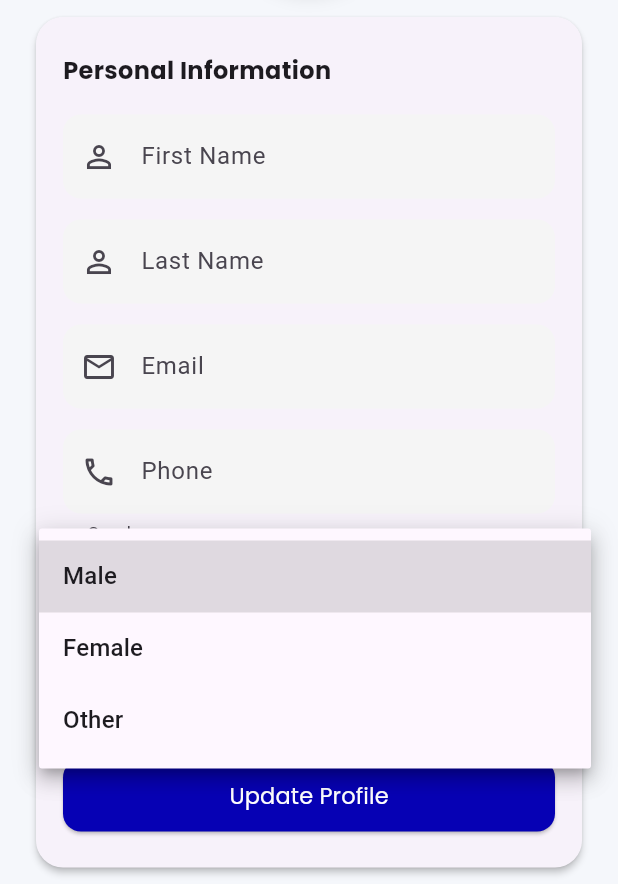
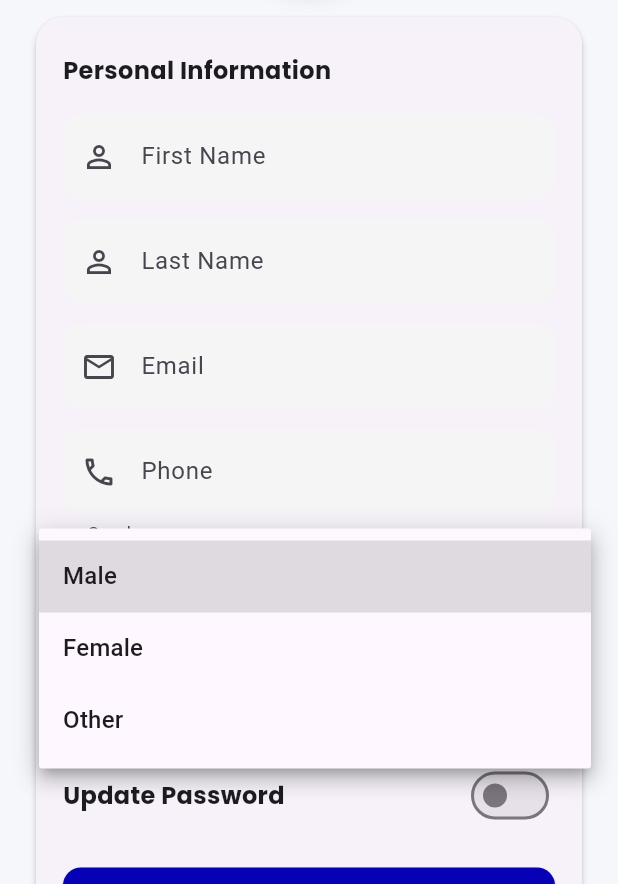
Before and after one commit to jodisaputra/halo_pet, a Flutter app: the Profilepage screen opened directly, after a tap on "Select Gender", on a phone screen of 412 x 824 dp, the part 352-1236 px from its top. Run offline on Flutter 3.47's test engine with Material 3 defaults, Android fonts, the light colour scheme and no system bars; our stand-ins replace google_sign_in, image_picker, shared_preferences, table_calendar; accounts and stored records are empty; network calls fail.

Commit message:
Added Update Password and login with google

```diff
--- a/halo_pet/lib/pages/main/profilepage.dart
+++ b/halo_pet/lib/pages/main/profilepage.dart
@@ -19,8 +19,11 @@ class _ProfilepageState extends State<Profilepage> {
   final TextEditingController _lastNameController = TextEditingController();
   final TextEditingController _phoneController = TextEditingController();
   final TextEditingController _emailController = TextEditingController();
+  final TextEditingController _newPasswordController = TextEditingController();
+  final TextEditingController _confirmPasswordController = TextEditingController();
   String _profileImage = 'lib/assets/image/profile_picture.png';
   File? _pickedImage;
+  bool _showPasswordFields = false;
 
   @override
   void initState() {
@@ -58,6 +61,8 @@ class _ProfilepageState extends State<Profilepage> {
     _lastNameController.dispose();
     _phoneController.dispose();
     _emailController.dispose();
+    _newPasswordController.dispose();
+    _confirmPasswordController.dispose();
     super.dispose();
   }
 
@@ -292,6 +297,71 @@ class _ProfilepageState extends State<Profilepage> {
                             onTap: () => _selectDate(context),
                           ),
                           const SizedBox(height: 24),
+                          // Password Update Section
+                          Row(
+                            mainAxisAlignment: MainAxisAlignment.spaceBetween,
+                            children: [
+                              const Text(
+                                "Update Password",
+                                style: TextStyle(
+                                  fontFamily: 'Poppins',
+                                  fontWeight: FontWeight.bold,
+                                  fontSize: 16,
+                                ),
+                              ),
+                              Switch(
+                                value: _showPasswordFields,
+                                onChanged: (value) {
+                                  setState(() {
+                                    _showPasswordFields = value;
+                                    if (!value) {
+                                      _newPasswordController.clear();
+                                      _confirmPasswordController.clear();
+                                    }
+                                  });
+                                },
+                              ),
+                            ],
+                          ),
+                          if (_showPasswordFields) ...[
+                            const SizedBox(height: 14),
+                            // New Password
+                            TextField(
+                              controller: _newPasswordController,
+                              obscureText: true,
+                              decoration: InputDecoration(
+                                filled: true,
+                                fillColor: Colors.grey[100],
+                                labelText: 'New Password',
+                                hintText: 'Enter your new password',
+                                hintStyle: const TextStyle(color: Colors.grey, fontSize: 14),
+                                border: OutlineInputBorder(
+                                  borderRadius: BorderRadius.circular(12),
+                                  borderSide: BorderSide.none,
+                                ),
+                                prefixIcon: const Icon(Icons.lock_outline),
+                              ),
+                            ),
+                            const SizedBox(height: 14),
+                            // Confirm Password
+                            TextField(
+                              controller: _confirmPasswordController,
+                              obscureText: true,
+                              decoration: InputDecoration(
+                                filled: true,
+                                fillColor: Colors.grey[100],
+                                labelText: 'Confirm Password',
+                                hintText: 'Confirm your new password',
+                                hintStyle: const TextStyle(color: Colors.grey, fontSize: 14),
+                                border: OutlineInputBorder(
+                                  borderRadius: BorderRadius.circular(12),
+                                  borderSide: BorderSide.none,
+                                ),
+                                prefixIcon: const Icon(Icons.lock_outline),
+                              ),
+                            ),
+                          ],
+                          const SizedBox(height: 24),
                           // Update Profile Button
                           SizedBox(
                             width: double.infinity,
@@ -306,6 +376,29 @@ class _ProfilepageState extends State<Profilepage> {
                               ),
                               onPressed: () async {
                                 try {
+                                  // Validate passwords if password fields are shown
+                                  if (_showPasswordFields) {
+                                    if (_newPasswordController.text.isEmpty ||
+                                        _confirmPasswordController.text.isEmpty) {
+                                      ScaffoldMessenger.of(context).showSnackBar(
+                                        const SnackBar(
+                                          content: Text('Please fill in all password fields'),
+                                          backgroundColor: Colors.red,
+                                        ),
+                                      );
+                                      return;
+                                    }
+                                    if (_newPasswordController.text != _confirmPasswordController.text) {
+                                      ScaffoldMessenger.of(context).showSnackBar(
+                                        const SnackBar(
+                                          content: Text('New passwords do not match'),
+                                          backgroundColor: Colors.red,
+                                        ),
+                                      );
+                                      return;
+                                    }
+                                  }
+
                                   final response = await ApiService.updateProfile(
                                     firstName: _firstNameController.text,
                                     lastName: _lastNameController.text,
@@ -314,10 +407,20 @@ class _ProfilepageState extends State<Profilepage> {
                                     gender: selectedGender,
                                     dob: _dateController.text.isNotEmpty ? _dateController.text : null,
                                     imageFile: _pickedImage,
+                                    newPassword: _showPasswordFields ? _newPasswordController.text : null,
+                                    confirmPassword: _showPasswordFields ? _confirmPasswordController.text : null,
                                   );
 
                                   if (response['message'] == 'Profile updated successfully') {
                                     await _loadUserProfile();
+                                    // Clear password fields after successful update
+                                    if (_showPasswordFields) {
+                                      _newPasswordController.clear();
+                                      _confirmPasswordController.clear();
+                                      setState(() {
+                                        _showPasswordFields = false;
+                                      });
+                                    }
                                     ScaffoldMessenger.of(context).showSnackBar(
                                       const SnackBar(
                                         content: Text('Profile updated successfully'),
--- a/halo_pet/lib/services/api_service.dart
+++ b/halo_pet/lib/services/api_service.dart
@@ -132,6 +132,8 @@ class ApiService {
     String? gender,
     String? dob,
     File? imageFile,
+    String? newPassword,
+    String? confirmPassword,
   }) async {
     try {
       final prefs = await SharedPreferences.getInstance();
@@ -154,6 +156,8 @@ class ApiService {
       if (phone != null) request.fields['phone'] = phone;
       if (gender != null) request.fields['gender'] = gender;
       if (dob != null) request.fields['dob'] = dob;
+      if (newPassword != null) request.fields['new_password'] = newPassword;
+      if (confirmPassword != null) request.fields['confirm_password'] = confirmPassword;
 
       // Add image if provided
       if (imageFile != null) {
```
Also changed, not shown: 5 other files.
